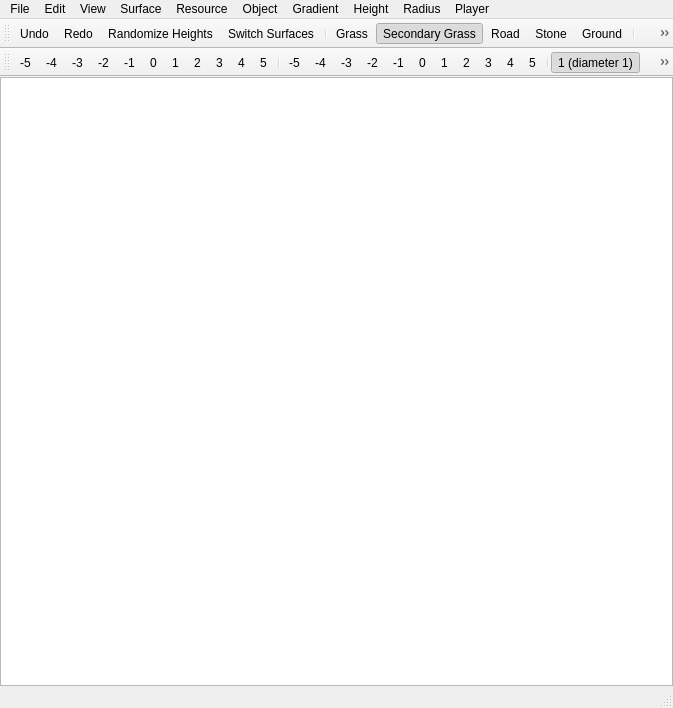
The window that source/glest_map_editor/mainWindow.ui (MegaGlest/megaglest-source) describes before a commit, drawn with Qt 5.
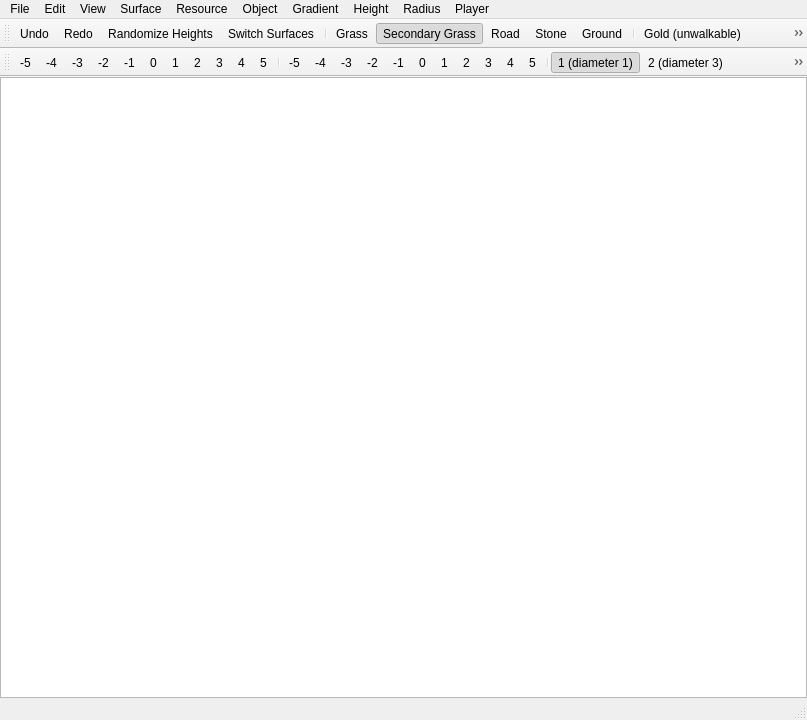
The same window after the commit. Icons and pictures are not drawn.

What changed in the file:
```diff
--- a/source/glest_map_editor/mainWindow.ui
+++ b/source/glest_map_editor/mainWindow.ui
@@ -7,8 +7,8 @@
    <rect>
     <x>0</x>
     <y>0</y>
-    <width>673</width>
-    <height>708</height>
+    <width>807</width>
+    <height>720</height>
    </rect>
   </property>
   <property name="windowTitle">
@@ -51,7 +51,20 @@
      <number>0</number>
     </property>
     <item>
-     <widget class="QGraphicsView" name="graphicsView"/>
+     <widget class="QGraphicsView" name="graphicsView">
+      <property name="sizePolicy">
+       <sizepolicy hsizetype="MinimumExpanding" vsizetype="MinimumExpanding">
+        <horstretch>0</horstretch>
+        <verstretch>0</verstretch>
+       </sizepolicy>
+      </property>
+      <property name="cursor" stdset="0">
+       <cursorShape>CrossCursor</cursorShape>
+      </property>
+      <property name="mouseTracking">
+       <bool>true</bool>
+      </property>
+     </widget>
     </item>
    </layout>
   </widget>
@@ -60,7 +73,7 @@
     <rect>
      <x>0</x>
      <y>0</y>
-     <width>673</width>
+     <width>807</width>
      <height>19</height>
     </rect>
    </property>
```
